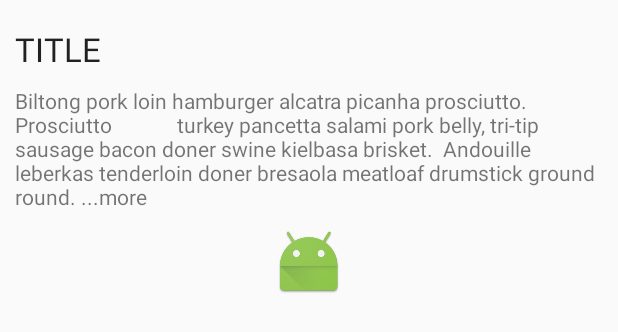
After one commit to tomgozdek/FutureApp, an Android app: the layout future_item_view.xml on its own in the app's theme, with its tools: preview values and no code run, on a phone screen of 412 x 824 dp. The commit adds this screen. Shown: the top 332 px of the screen. Run offline under Robolectric (Android 15) with nearby library versions, the phone set to English and light mode, and no system bars.

Commit message:
Add logic for displaying downloaded items

```diff
--- a/app/build.gradle
+++ b/app/build.gradle
@@ -30,6 +30,7 @@ dependencies {
     //Android libs
     compile 'com.android.support:appcompat-v7:25.2.0'
     compile 'com.android.support.constraint:constraint-layout:1.0.0-beta4'
+    compile 'com.android.support:recyclerview-v7:25.2.0'
 
     //Test libs
     testCompile 'junit:junit:4.12'
--- a/app/src/main/res/layout/future_item_list_layout.xml
+++ b/app/src/main/res/layout/future_item_list_layout.xml
@@ -4,4 +4,8 @@
               android:layout_width="match_parent"
               android:layout_height="match_parent">
 
+    <android.support.v7.widget.RecyclerView
+        android:id="@+id/future_list"
+        android:layout_width="match_parent"
+        android:layout_height="match_parent"/>
 </LinearLayout>
--- /dev/null
+++ b/app/src/main/res/layout/future_item_view.xml
@@ -0,0 +1,34 @@
+<?xml version="1.0" encoding="utf-8"?>
+<LinearLayout xmlns:android="http://schemas.android.com/apk/res/android"
+              android:orientation="vertical"
+              android:layout_width="match_parent"
+              android:layout_height="wrap_content"
+              android:padding="10dp"
+              android:layout_marginTop="8dp"
+              android:layout_marginBottom="8dp"
+              xmlns:tools="http://schemas.android.com/tools">
+    <TextView
+        android:id="@+id/title"
+        android:layout_width="match_parent"
+        android:layout_height="wrap_content"
+        android:layout_marginBottom="10dp"
+        android:textAppearance="@style/Base.TextAppearance.AppCompat.Large"
+        tools:text="TITLE"/>
+
+    <TextView
+        android:id="@+id/description"
+        android:layout_width="match_parent"
+        android:layout_height="wrap_content"
+        android:layout_marginBottom="10dp"
+        android:text="@string/item_short_description"
+        tools:text="Biltong pork loin hamburger alcatra picanha prosciutto.  Prosciutto
+            turkey pancetta salami pork belly, tri-tip sausage bacon doner swine kielbasa brisket.  Andouille leberkas tenderloin doner bresaola meatloaf drumstick ground round. ...more"/>
+
+    <ImageView
+        android:id="@+id/image"
+        android:layout_width="wrap_content"
+        android:layout_height="wrap_content"
+        android:layout_gravity="center"
+        tools:src="@mipmap/ic_launcher"/>
+
+</LinearLayout>
--- a/app/src/main/res/values/strings.xml
+++ b/app/src/main/res/values/strings.xml
@@ -1,3 +1,4 @@
 <resources>
     <string name="app_name">FutureApp</string>
+    <string name="item_short_description">%s ...more</string>
 </resources>
```
Also changed, not shown: app/src/main/java/com/tomekgozdek/futureapp/list/FutureItemAdapter.java (added, +79 -0 lines), app/src/main/java/com/tomekgozdek/futureapp/list/ListFragment.java (+12 -2 lines).
